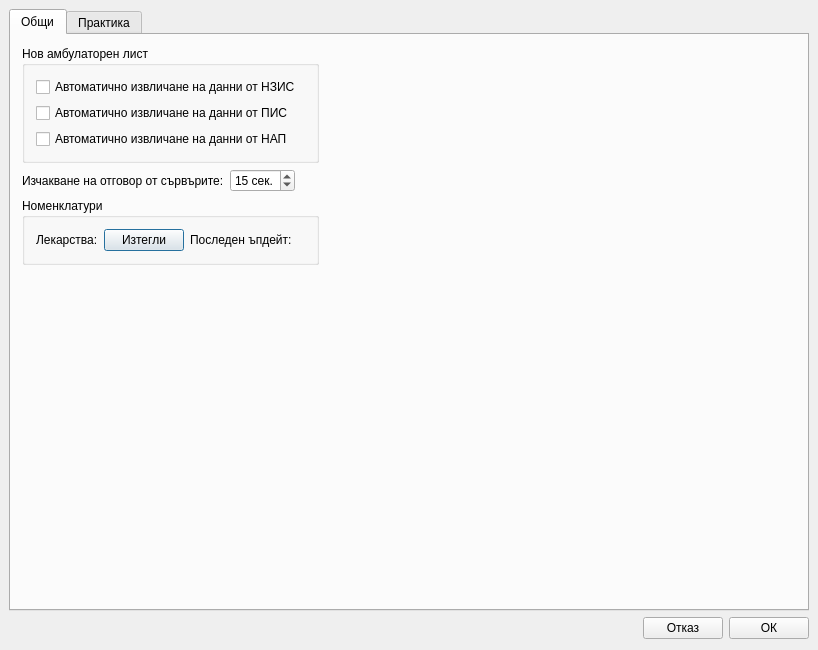
Old version of the form src/View/Widgets/SettingsDialog.ui in the repository thefinalcutbg/DinoDent.
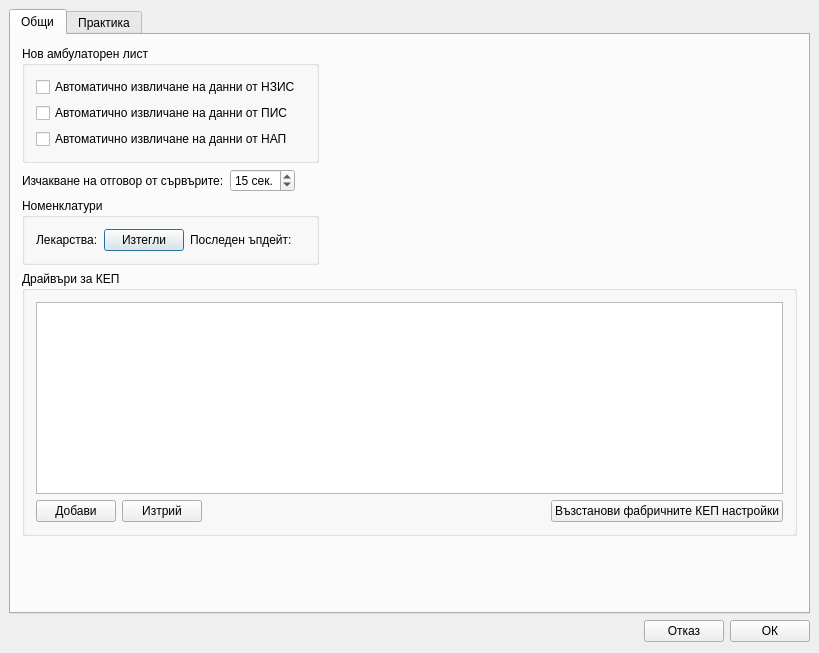
New version of the form. Custom widgets are drawn as their Qt base class.

Patch:
```diff
--- a/src/View/Widgets/SettingsDialog.ui
+++ b/src/View/Widgets/SettingsDialog.ui
@@ -6,8 +6,8 @@
    <rect>
     <x>0</x>
     <y>0</y>
-    <width>818</width>
-    <height>650</height>
+    <width>819</width>
+    <height>653</height>
    </rect>
   </property>
   <property name="windowTitle">
@@ -201,6 +201,72 @@
          </item>
         </layout>
        </item>
+       <item>
+        <widget class="QGroupBox" name="groupBox_3">
+         <property name="sizePolicy">
+          <sizepolicy hsizetype="Preferred" vsizetype="Preferred">
+           <horstretch>0</horstretch>
+           <verstretch>0</verstretch>
+          </sizepolicy>
+         </property>
+         <property name="title">
+          <string>Драйвъри за КЕП</string>
+         </property>
+         <layout class="QVBoxLayout" name="verticalLayout_9">
+          <item>
+           <widget class="QListWidget" name="pkcs11list">
+            <property name="dragEnabled">
+             <bool>true</bool>
+            </property>
+            <property name="dragDropMode">
+             <enum>QAbstractItemView::InternalMove</enum>
+            </property>
+           </widget>
+          </item>
+          <item>
+           <layout class="QHBoxLayout" name="horizontalLayout_5">
+            <property name="bottomMargin">
+             <number>0</number>
+            </property>
+            <item>
+             <widget class="QPushButton" name="addPkcs11">
+              <property name="text">
+               <string>Добави</string>
+              </property>
+             </widget>
+            </item>
+            <item>
+             <widget class="QPushButton" name="removePkcs11">
+              <property name="text">
+               <string>Изтрий</string>
+              </property>
+             </widget>
+            </item>
+            <item>
+             <spacer name="horizontalSpacer_4">
+              <property name="orientation">
+               <enum>Qt::Horizontal</enum>
+              </property>
+              <property name="sizeHint" stdset="0">
+               <size>
+                <width>40</width>
+                <height>20</height>
+               </size>
+              </property>
+             </spacer>
+            </item>
+            <item>
+             <widget class="QPushButton" name="resetDefault">
+              <property name="text">
+               <string>Възстанови фабричните КЕП настройки</string>
+              </property>
+             </widget>
+            </item>
+           </layout>
+          </item>
+         </layout>
+        </widget>
+       </item>
        <item>
         <spacer name="verticalSpacer">
          <property name="orientation">
@@ -209,7 +275,7 @@
          <property name="sizeHint" stdset="0">
           <size>
            <width>20</width>
-           <height>334</height>
+           <height>40</height>
           </size>
          </property>
         </spacer>
```
